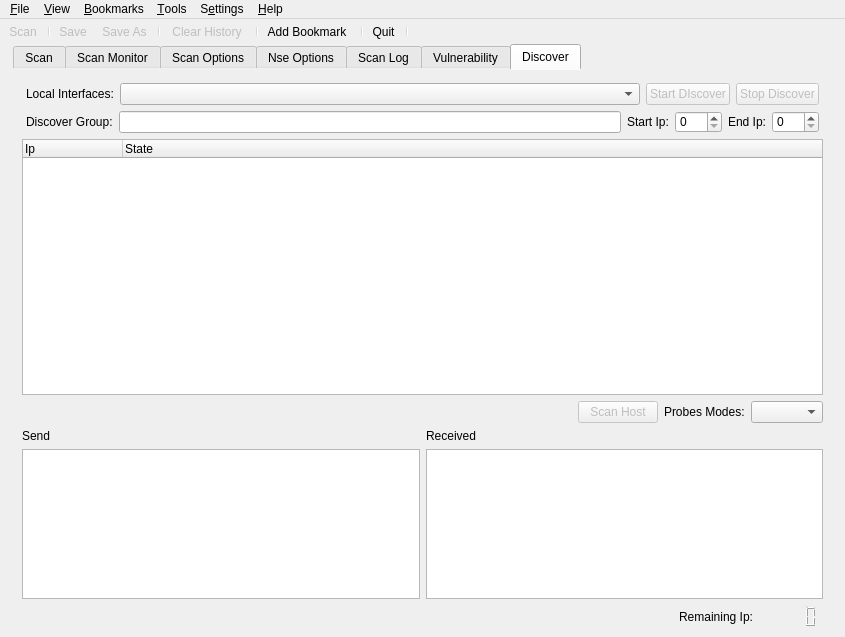
nmapsi4/nmapsi4, file nmapsi4/app/mainwin.ui: the form before one commit.
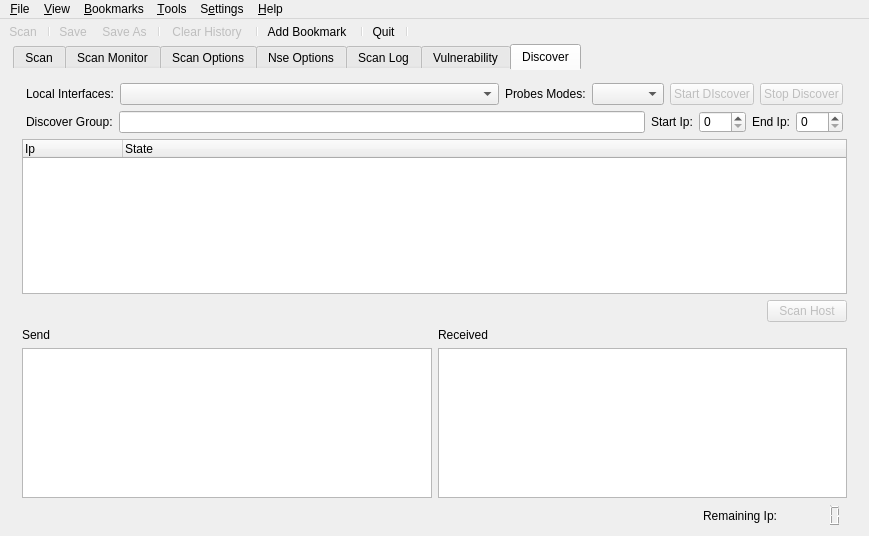
The form after the commit. The open tabs and pages were chosen to show the change. Icons and pictures are not drawn.

Commit message: * change Ui position for probes modes combo, and others minor fix in discover.

Patch:
```diff
--- a/nmapsi4/app/mainwin.ui
+++ b/nmapsi4/app/mainwin.ui
@@ -10,8 +10,8 @@
    <rect>
     <x>0</x>
     <y>0</y>
-    <width>845</width>
-    <height>637</height>
+    <width>869</width>
+    <height>536</height>
    </rect>
   </property>
   <property name="sizePolicy">
@@ -2778,6 +2778,29 @@
             </property>
            </widget>
           </item>
+          <item>
+           <widget class="QLabel" name="labelProbesModes">
+            <property name="sizePolicy">
+             <sizepolicy hsizetype="Fixed" vsizetype="Preferred">
+              <horstretch>0</horstretch>
+              <verstretch>0</verstretch>
+             </sizepolicy>
+            </property>
+            <property name="text">
+             <string>Probes Modes:</string>
+            </property>
+           </widget>
+          </item>
+          <item>
+           <widget class="QComboBox" name="discoverProbesCombo">
+            <property name="sizePolicy">
+             <sizepolicy hsizetype="Preferred" vsizetype="Fixed">
+              <horstretch>0</horstretch>
+              <verstretch>0</verstretch>
+             </sizepolicy>
+            </property>
+           </widget>
+          </item>
           <item>
            <widget class="QPushButton" name="startDiscoverButt">
             <property name="enabled">
@@ -2911,29 +2934,6 @@
             </property>
            </widget>
           </item>
-          <item>
-           <widget class="QLabel" name="label_16">
-            <property name="sizePolicy">
-             <sizepolicy hsizetype="Fixed" vsizetype="Preferred">
-              <horstretch>0</horstretch>
-              <verstretch>0</verstretch>
-             </sizepolicy>
-            </property>
-            <property name="text">
-             <string>Probes Modes:</string>
-            </property>
-           </widget>
-          </item>
-          <item>
-           <widget class="QComboBox" name="discoverProbesCombo">
-            <property name="sizePolicy">
-             <sizepolicy hsizetype="Preferred" vsizetype="Fixed">
-              <horstretch>0</horstretch>
-              <verstretch>0</verstretch>
-             </sizepolicy>
-            </property>
-           </widget>
-          </item>
          </layout>
         </item>
         <item row="4" column="0">
@@ -3037,8 +3037,8 @@
     <rect>
      <x>0</x>
      <y>0</y>
-     <width>845</width>
-     <height>20</height>
+     <width>869</width>
+     <height>19</height>
     </rect>
    </property>
    <widget class="QMenu" name="menu_File">
```
The commit also changes 1 other file.
